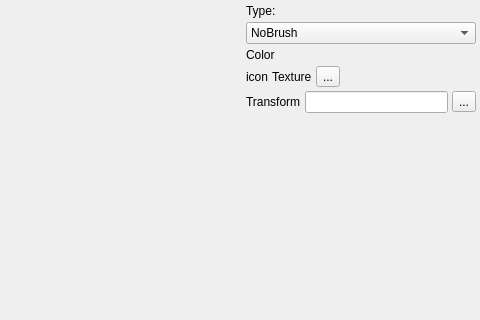
Old version of the form src/property/dialogs/brusheditdialog.ui in the repository Gris87/ObjectController; both pictures show x 160 to 640 and y 0 to 320 of the 640 by 480 pixel window.
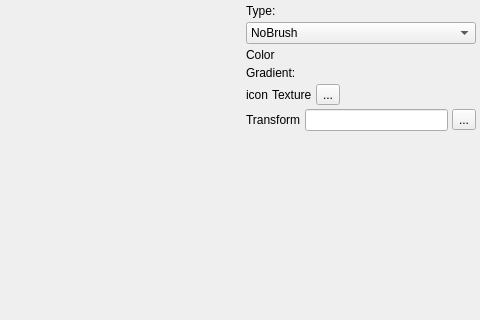
New version of the form.

The edit to the form file:
```diff
--- a/src/property/dialogs/brusheditdialog.ui
+++ b/src/property/dialogs/brusheditdialog.ui
@@ -187,6 +187,25 @@
           </layout>
          </widget>
         </item>
+        <item>
+         <widget class="QWidget" name="gradientWidget" native="true">
+          <layout class="QVBoxLayout" name="gradientLayout">
+           <property name="spacing">
+            <number>4</number>
+           </property>
+           <property name="margin">
+            <number>0</number>
+           </property>
+           <item>
+            <widget class="QLabel" name="gradientLabel">
+             <property name="text">
+              <string>Gradient:</string>
+             </property>
+            </widget>
+           </item>
+          </layout>
+         </widget>
+        </item>
         <item>
          <widget class="QWidget" name="textureWidget" native="true">
           <layout class="QHBoxLayout" name="horizontalLayout_4">
```
